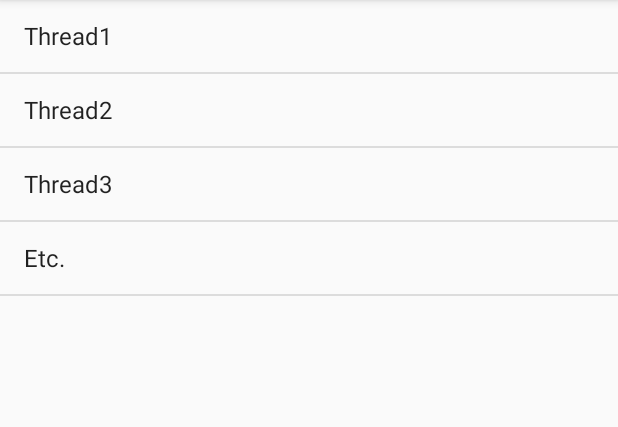
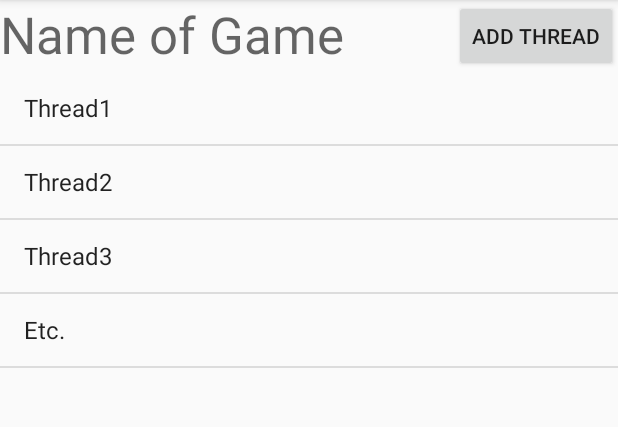
Before and after one commit to ertait/gamerhub, an Android app: the ThreadList screen opened directly, with no data from a screen before it, on a phone screen of 412 x 824 dp, the part 84-511 px from its top. Run offline under Robolectric (Android 15) with nearby library versions, the phone set to English and light mode, and no system bars; network calls fail.

Commit message:
hey i made you some pretty new buttons like adding a thread and subscribing to a thread. you're welcome

```diff
--- a/Bazaar/app/src/main/java/edu/uvm/bazaar/ThreadList.java
+++ b/Bazaar/app/src/main/java/edu/uvm/bazaar/ThreadList.java
@@ -1,11 +1,13 @@
 package edu.uvm.bazaar;
 
 import android.content.Intent;
+import android.support.v7.app.AlertDialog;
 import android.support.v7.app.AppCompatActivity;
 import android.os.Bundle;
 import android.view.View;
 import android.widget.AdapterView;
 import android.widget.ArrayAdapter;
+import android.widget.Button;
 import android.widget.ListView;
 
 import edu.uvm.loginregister.R;
@@ -33,6 +35,15 @@ public class ThreadList extends AppCompatActivity {
 
             }
         });
+        final Button add = (Button) findViewById(R.id.addThread);
+        add.setOnClickListener(new View.OnClickListener(){
+
+            @Override
+            public void onClick(View view) {
+                AlertDialog.Builder newThread = new AlertDialog.Builder(ThreadList.this);
+                newThread.setMessage("Add a new thread for Emma's absoulte pleasure").create().show();
+            }
+        });
 
 
     }
--- a/Bazaar/app/src/main/res/layout/activity_thread_list.xml
+++ b/Bazaar/app/src/main/res/layout/activity_thread_list.xml
@@ -1,5 +1,5 @@
 <?xml version="1.0" encoding="utf-8"?>
-<LinearLayout xmlns:android="http://schemas.android.com/apk/res/android"
+<RelativeLayout xmlns:android="http://schemas.android.com/apk/res/android"
     android:layout_width = "match_parent"
     android:layout_height="match_parent"
     android:orientation="vertical"
@@ -9,8 +9,33 @@
         android:id="@+id/list"
         android:layout_height="107dp"
         android:layout_width="match_parent"
-        android:layout_weight="0.97">
+        android:layout_weight="0.97"
+        android:layout_below="@+id/addThread"
+        android:layout_alignParentLeft="true"
+        android:layout_alignParentStart="true"
+        android:layout_alignParentBottom="true">
     </ListView>
 
+    <Button
+        android:layout_width="wrap_content"
+        android:layout_height="wrap_content"
+        android:id="@+id/addThread"
+        android:layout_alignParentTop="true"
+        android:layout_alignParentRight="true"
+        android:layout_alignParentEnd="true"
+        android:text="Add Thread" />
 
-</LinearLayout>
+    <TextView
+        android:text="Name of Game"
+        android:layout_width="wrap_content"
+        android:layout_height="wrap_content"
+        android:layout_alignParentLeft="true"
+        android:layout_alignParentTop="true"
+        android:id="@+id/name"
+        android:layout_toLeftOf="@+id/addThread"
+        android:layout_toStartOf="@+id/addThread"
+        android:layout_above="@+id/list"
+        android:textAppearance="@style/TextAppearance.AppCompat.Display1" />
+
+
+</RelativeLayout>
```
Also changed, not shown: Bazaar/app/src/main/res/layout/activity_thread.xml (+24 -2 lines).
